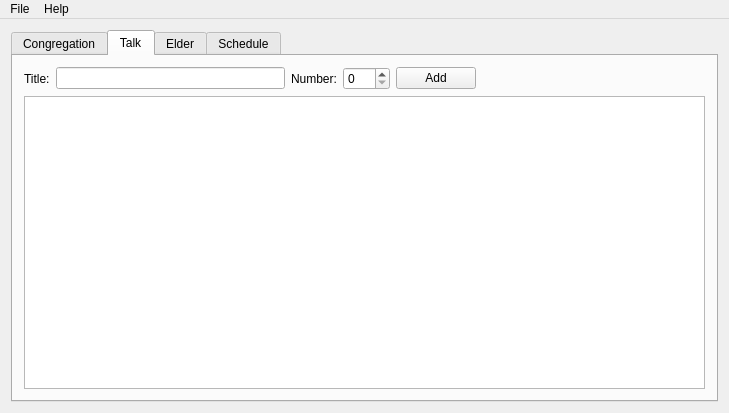
Qt form pts/mainwindow.ui (mikiTesf/pts-cp) before a commit.
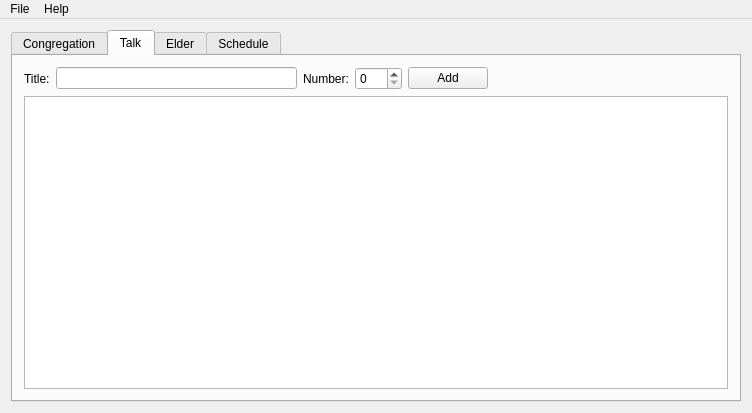
The same form after that commit. The open tabs and pages were chosen to show the change.

Diff of the .ui file:
```diff
--- a/pts/mainwindow.ui
+++ b/pts/mainwindow.ui
@@ -6,7 +6,7 @@
    <rect>
     <x>0</x>
     <y>0</y>
-    <width>721</width>
+    <width>752</width>
     <height>413</height>
    </rect>
   </property>
@@ -346,8 +346,8 @@
     <rect>
      <x>0</x>
      <y>0</y>
-     <width>721</width>
-     <height>20</height>
+     <width>752</width>
+     <height>23</height>
     </rect>
    </property>
    <widget class="QMenu" name="menuFile">
```
Left out of the diff: 2 changed lines with no effect on the pictures.
